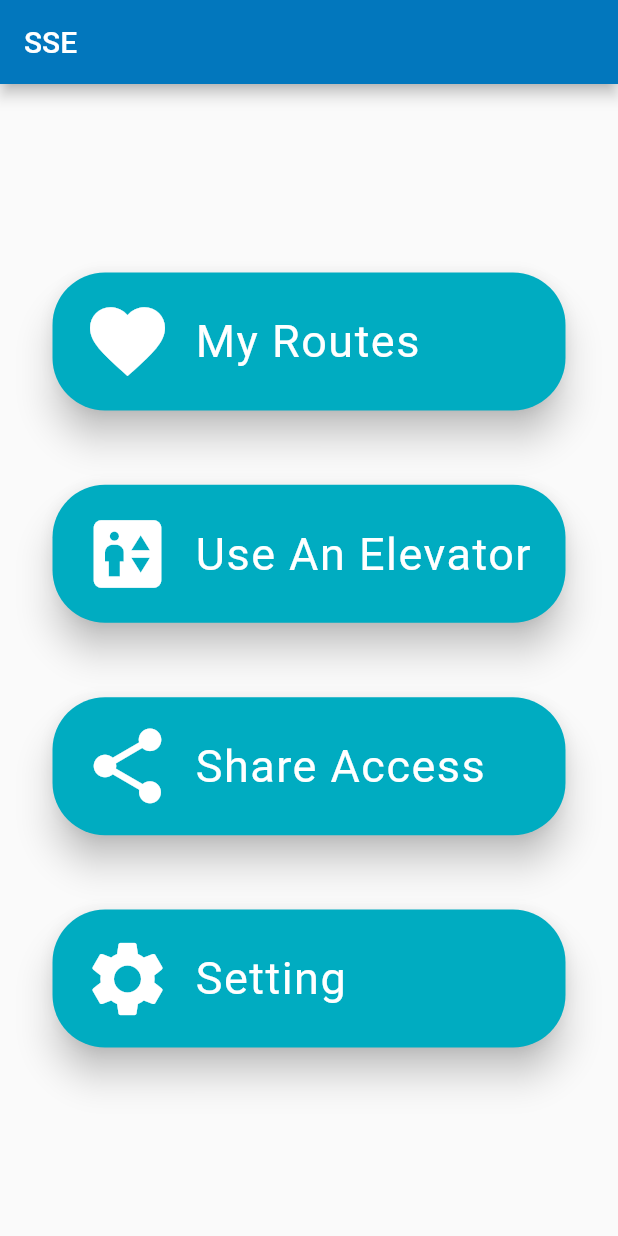
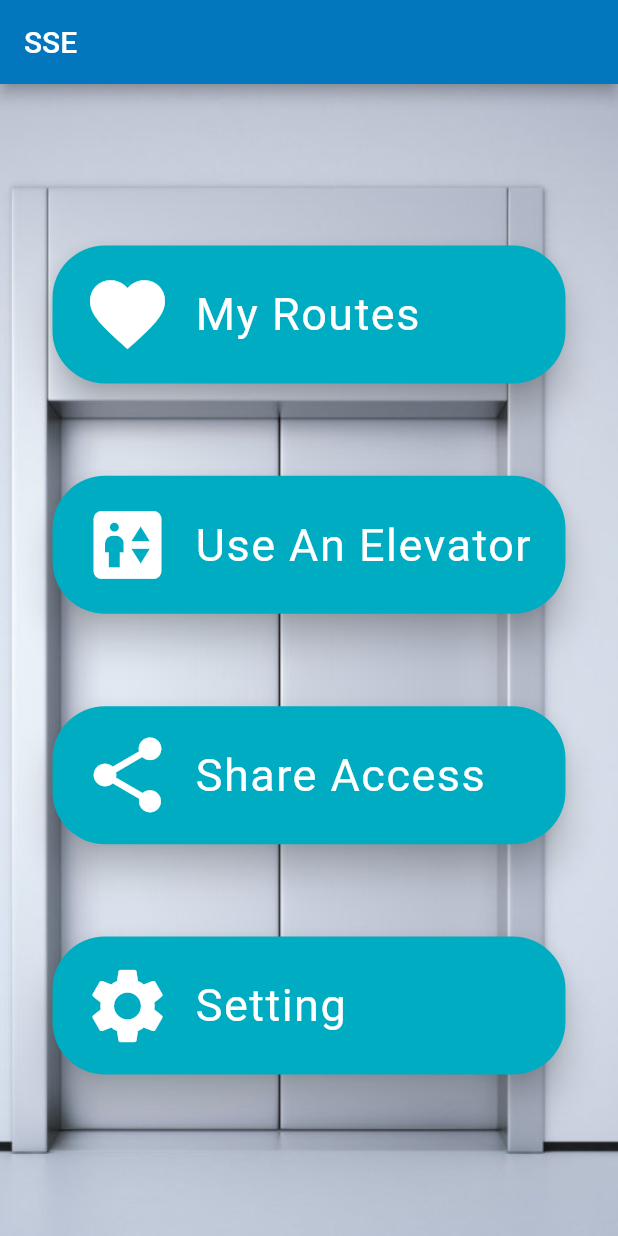
Before and after one commit to meifish/hci, a Flutter app: the screen it shows after launch, on a phone screen of 412 x 824 dp. Run offline on Flutter 3.47's test engine with Material 2 defaults, Android fonts, the phone set to English and light mode, and no system bars; our stand-ins replace google_fonts.

Commit message:
add background image

```diff
--- a/lib/Pages/HomePage.dart
+++ b/lib/Pages/HomePage.dart
@@ -17,26 +17,36 @@ class _MyHomePageState extends State<MyHomePage> {
       appBar: AppBar(
         title: Text(widget.title),
       ),
-      body: Center(
+      body: Container(
+        decoration: BoxDecoration(
+            image: DecorationImage(
+                image: AssetImage("assets/images/elevator1.jpg"),
+                fit: BoxFit.cover)),
+        child: Center(
           child: Padding(
-          padding: EdgeInsets.symmetric(vertical: 80),
+            padding: EdgeInsets.symmetric(vertical: 50),
             child: Column(
               mainAxisAlignment: MainAxisAlignment.spaceEvenly,
               children: [
                 MenuOption(
-                  option: 'My Routes', route: '/MyRoute', icon: Icons.favorite),
+                    option: 'My Routes',
+                    route: '/MyRoute',
+                    icon: Icons.favorite),
                 MenuOption(
                     option: 'Use An Elevator',
                     route: '/MyRoute',
                     icon: Icons.elevator),
                 MenuOption(
-                  option: 'Share Access', route: '/MyRoute', icon: Icons.share),
+                    option: 'Share Access',
+                    route: '/MyRoute',
+                    icon: Icons.share),
                 MenuOption(
                     option: 'Setting', route: '/MyRoute', icon: Icons.settings),
               ],
             ),
           ),
         ),
+      ),
     );
   }
 }
```
Also changed, not shown: assets/images/elevator1.jpg (added). Lines whose indentation alone changed are shown as unchanged.
